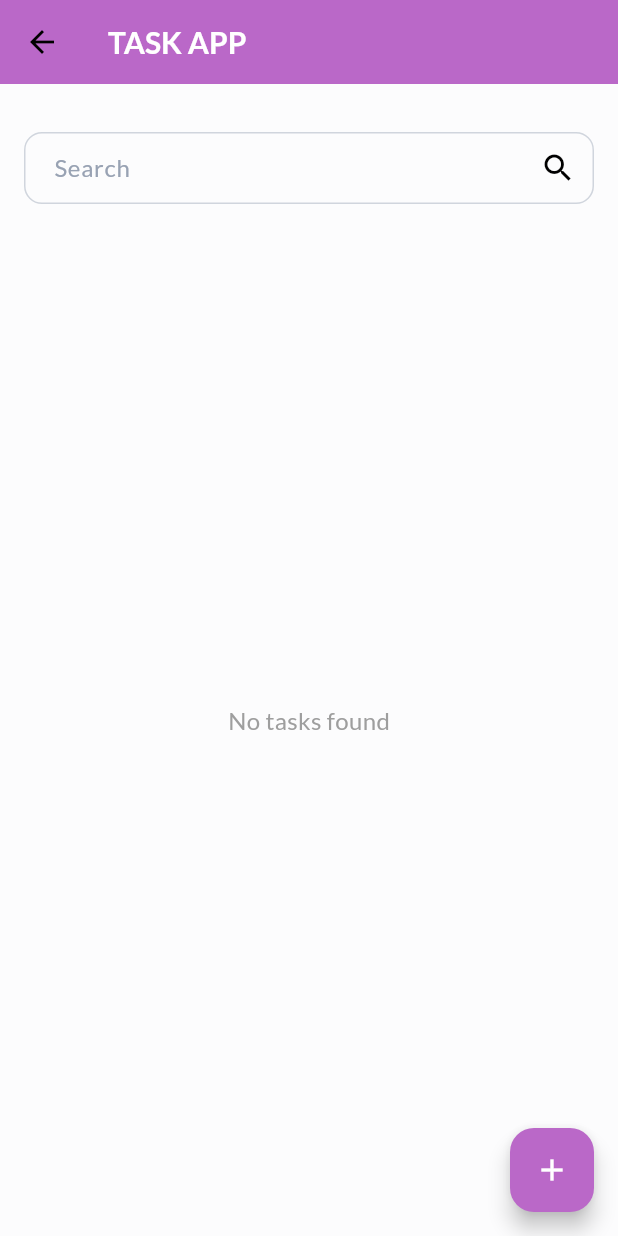
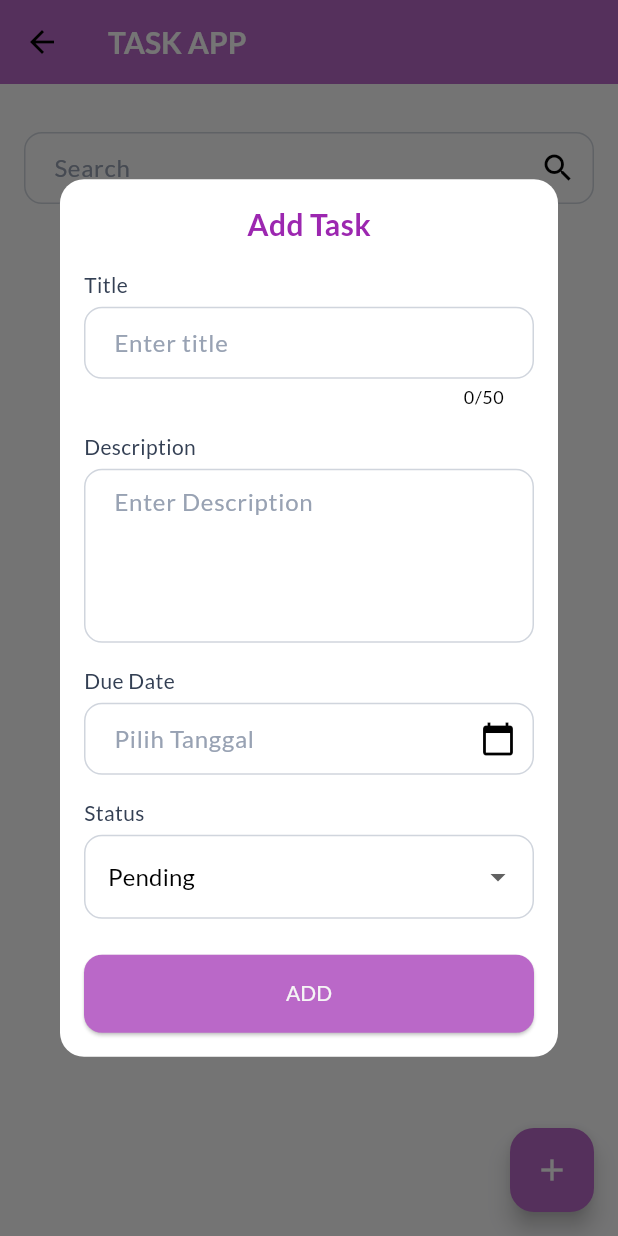
Before and after one commit to RahmanEckyRetnaldi/task_app_test, a Flutter app: the TaskUI screen opened directly, after a tap on the "add" icon, on a phone screen of 412 x 824 dp. Run offline on Flutter 3.47's test engine with Material 3 defaults, Android fonts, the phone set to English and light mode, and no system bars; drawn by our look-alikes of loader_overlay; our stand-ins replace auto_size_text, blur, dartz, dio, equatable, flutter_bloc and 16 more; missing offline and left inert: clipboard, conditional_wrap, env, flutter_udid, lifecycle, scroll_shadow_container; statements that could not run were skipped.

Commit message:
feat (task) : add task app ui

```diff
--- /dev/null
+++ b/core/components/lib/src/widget/input/base_drop_down.dart
@@ -0,0 +1,69 @@
+import 'package:flutter/material.dart';
+
+import '../../../components.dart';
+
+class BaseDropdown<T> extends StatelessWidget {
+  final T value;
+  final List<T> items;
+  final ValueChanged<T> onChanged;
+  final String labelText;
+  final String Function(T) itemToString;
+
+  const BaseDropdown({
+    Key? key,
+    required this.value,
+    required this.items,
+    required this.onChanged,
+    required this.itemToString,
+    this.labelText = 'Status',
+  }) : super(key: key);
+
+  @override
+  Widget build(BuildContext context) {
+    return Column(
+      crossAxisAlignment: CrossAxisAlignment.start,
+      children: [
+        if (labelText.isNotEmpty)
+          Text(
+            labelText,
+            style: TaskTypography.sm
+                .merge(const TextStyle(color: AppColors.neutral70)),
+          ).margin(bottom: 4),
+        DropdownButtonFormField<T>(
+          value: value,
+          items: items.map((item) {
+            return DropdownMenuItem(
+              value: item,
+              child: Text(itemToString(item)),
+            );
+          }).toList(),
+          onChanged: (T? newValue) {
+            if (newValue != null) {
+              onChanged(newValue); // Pass the value to the provided callback
+            }
+          },
+          decoration: InputDecoration(
+            border: OutlineInputBorder(
+              borderRadius: BorderRadius.circular(12.0),
+              borderSide: const BorderSide(
+                color: AppColors.neutral30,
+              ),
+            ),
+            enabledBorder: OutlineInputBorder(
+              borderRadius: BorderRadius.circular(12.0),
+              borderSide: const BorderSide(
+                color: AppColors.neutral30,
+              ),
+            ),
+            focusedBorder: OutlineInputBorder(
+              borderRadius: BorderRadius.circular(12.0),
+              borderSide: const BorderSide(
+                color: AppColors.neutral30,
+              ),
+            ),
+          ),
+        ),
+      ],
+    );
+  }
+}
--- a/core/components/lib/src/widget/input/base_input_field.dart
+++ b/core/components/lib/src/widget/input/base_input_field.dart
@@ -1,5 +1,6 @@
 import 'package:common_dependency/common_dependency.dart';
 import 'package:flutter/material.dart';
+import 'package:flutter/services.dart';
 
 class BaseInputField extends StatefulWidget {
   const BaseInputField({
@@ -13,6 +14,12 @@ class BaseInputField extends StatefulWidget {
     this.isPasswordField = false,
     this.prefixIcon,
     this.suffixIcon,
+    this.readOnly = false,
+    this.onTap,
+    this.maxLines,
+    this.minLines,
+    this.inputFormatter,
+    this.maxLength
   }) : super(key: key);
 
   final TextEditingController controller;
@@ -20,10 +27,16 @@ class BaseInputField extends StatefulWidget {
   final String label;
   final String hintText;
   final String alert;
+  final bool readOnly;
   final Function(String value)? onChanged;
   final bool isPasswordField;
+  final Function()? onTap;
   final Widget? prefixIcon;
   final Widget? suffixIcon;
+  final int? maxLines;
+  final int? minLines;
+  final List<TextInputFormatter>? inputFormatter;
+  final int? maxLength;
 
   @override
   State<BaseInputField> createState() => _BaseInputFieldState();
@@ -49,6 +62,10 @@ class _BaseInputFieldState extends State<BaseInputField> {
           controller: widget.controller,
           onChanged: widget.onChanged,
           focusNode: widget.focusNode,
+          readOnly: widget.readOnly,
+          onTap: widget.onTap,
+          maxLines:widget.isPasswordField && _isObscured ? 1 : widget.maxLines,
+          minLines: widget.minLines,
           obscureText: widget.isPasswordField && _isObscured,
           style: theme.textTheme.bodyLarge?.merge(TextStyle(
             fontWeight: FontWeight.bold,
@@ -120,6 +137,8 @@ class _BaseInputFieldState extends State<BaseInputField> {
           keyboardType: widget.isPasswordField
               ? TextInputType.visiblePassword
               : TextInputType.text,
+          inputFormatters: widget.inputFormatter,
+          maxLength: widget.maxLength,
         ),
       ],
     );
--- /dev/null
+++ b/core/components/lib/src/widget/input/due_date_picker.dart
@@ -0,0 +1,63 @@
+import 'package:flutter/material.dart';
+import 'package:intl/intl.dart';
+
+import '../../../components.dart';
+
+class DueDatePicker extends StatelessWidget {
+  final TextEditingController controller;
+  final String labelText;
+  final String errorMessage;
+  final DateTime? initialDate;
+  final DateTime? firstDate;
+  final DateTime? lastDate;
+
+  const DueDatePicker({
+    Key? key,
+    required this.controller,
+    this.labelText = 'Due Date',
+    this.errorMessage =
+        "Selected date cannot be earlier than today. Set to today!",
+    this.initialDate,
+    this.firstDate,
+    this.lastDate,
+  }) : super(key: key);
+
+  Future<void> _pickDueDate(BuildContext context) async {
+    final DateTime now = DateTime.now();
+    final DateTime? pickedDate = await showDatePicker(
+      context: context,
+      initialDate: initialDate ?? now,
+      firstDate: firstDate ?? DateTime(2000),
+      lastDate: lastDate ?? DateTime(2100),
+    );
+
+    if (pickedDate != null) {
+      if (pickedDate.isBefore(now)) {
+        if (context.mounted) {
+          ScaffoldMessenger.of(context).showSnackBar(
+            SnackBar(
+              content: Text(errorMessage),
+              backgroundColor: Colors.orange,
+            ),
+          );
+        }
+        controller.text = DateFormat('dd MMMM yyyy').format(now);
+      } else {
+        controller.text = DateFormat('dd MMMM yyyy').format(pickedDate);
+      }
+    }
+  }
+
+  @override
+  Widget build(BuildContext context) {
+    return BaseInputField(
+      controller: controller,
+      readOnly: true,
+      label: labelText,
+      alert: errorMessage,
+      hintText: 'Pilih Tanggal',
+      onTap: () => _pickDueDate(context) ,
+      suffixIcon: const Icon(Icons.calendar_today),
+    );
+  }
+}
--- a/core/components/lib/src/widget/widget.dart
+++ b/core/components/lib/src/widget/widget.dart
@@ -4,3 +4,5 @@ export 'page/base_page_listener.dart';
 export 'page/base_page.dart';
 export 'page/base_loading_animation.dart';
 export 'input/base_input_field.dart';
+export 'input/base_drop_down.dart';
+export 'input/due_date_picker.dart';
--- a/core/components/pubspec.yaml
+++ b/core/components/pubspec.yaml
@@ -18,6 +18,7 @@ dependencies:
   get_it: ^7.2.0
   auth: ^0.0.1
   network: ^0.0.1
+  intl: ">=0.17.0 <0.19.0"
 
 dev_dependencies:
   flutter_test:
--- a/feature/auth/lib/src/presentation/pages/login/login_page.dart
+++ b/feature/auth/lib/src/presentation/pages/login/login_page.dart
@@ -53,7 +53,7 @@ class _LoginUIState extends State<LoginUI> {
   Widget build(BuildContext context) {
     return BasePage<LoginCubit, LoginState>(
       customLoading: const BaseLoadingAnimation(
-        color: AppColors.background,
+        color: AppColors.neutral50,
       ),
       child: BlocBuilder<LoginCubit, LoginState>(
         buildWhen: (prev, current) => prev.status != current.status,
--- a/feature/task/lib/src/presentation/page/task_page.dart
+++ b/feature/task/lib/src/presentation/page/task_page.dart
@@ -3,7 +3,10 @@ import 'package:flutter/material.dart';
 import 'package:flutter/services.dart';
 import 'package:task/src/presentation/page/cubit/task_cubit.dart';
 import 'package:task/src/presentation/page/widget/input_search_field.dart';
+import 'package:task/src/presentation/page/widget/submission_task_dialog.dart';
 import 'package:task/src/presentation/page/widget/task_list_view.dart';
+
+import '../../domain/entitiy/entitiy.dart';
 
 class TaskPage extends StatelessWidget {
   const TaskPage({super.key});
@@ -46,7 +49,7 @@ class _TaskUIState extends State<TaskUI> {
   Widget build(BuildContext context) {
     return BasePage<TaskCubit, TaskState>(
       customLoading: const BaseLoadingAnimation(
-        color: AppColors.background,
+        color: AppColors.neutral50,
       ),
       child: BlocBuilder<TaskCubit, TaskState>(
         builder: (context, state) {
@@ -85,7 +88,9 @@ class _TaskUIState extends State<TaskUI> {
               ),
             ),
             floatingActionButton: FloatingActionButton(
-              onPressed: () {},
+              onPressed: () {
+                showAddTaskDialog(context, false, state.taskSelected, (p0) {});
+              },
               backgroundColor: Colors.purple[300],
               child: const Icon(Icons.add),
             ),
@@ -95,3 +100,22 @@ class _TaskUIState extends State<TaskUI> {
     );
   }
 }
+
+void showAddTaskDialog(
+  BuildContext context,
+  bool isEdit,
+  TaskItemEntity? data,
+  Function(TaskItemEntity) onResult,
+) async {
+  final result = await showDialog(
+    context: context,
+    builder: (BuildContext context) => SubmissionTaskDialog(
+      isEdit: isEdit,
+      initialData: data,
+    ),
+  );
+
+  if (result != null) {
+    onResult(result);
+  }
+}
--- /dev/null
+++ b/feature/task/lib/src/presentation/page/widget/submission_task_dialog.dart
@@ -0,0 +1,158 @@
+import 'package:common_dependency/common_dependency.dart';
+import 'package:flutter/material.dart';
+import 'package:flutter/services.dart';
+
+import '../../../domain/entitiy/entitiy.dart';
+
+class SubmissionTaskDialog extends StatefulWidget {
+  final bool isEdit;
+  final TaskItemEntity? initialData;
+
+  const SubmissionTaskDialog({
+    Key? key,
+    this.isEdit = false,
+    this.initialData,
+  }) : super(key: key);
+
+  @override
+  _SubmissionTaskDialogState createState() => _SubmissionTaskDialogState();
+}
+
+class _SubmissionTaskDialogState extends State<SubmissionTaskDialog> {
+  late TextEditingController titleController;
+  late TextEditingController descriptionController;
+  late TextEditingController dueDateController;
+  TaskStatus selectedStatus = TaskStatus.Pending;
+  String? titleError;
+  String? dueDateError;
+
+  @override
+  void initState() {
+    super.initState();
+    titleController =
+        TextEditingController(text: widget.initialData?.title ?? '');
+    descriptionController =
+        TextEditingController(text: widget.initialData?.description ?? '');
+    dueDateController =
+        TextEditingController(text: widget.initialData?.dueDate ?? '');
+    selectedStatus = widget.initialData?.status ?? TaskStatus.Pending;
+  }
+
+  void validateAndSubmit() {
+    setState(() {
+      // Reset Error
+      titleError = null;
+      dueDateError = null;
+
+      // Validasi Title
+      if (titleController.text.isEmpty) {
+        titleError = 'Title is required';
+      }
+
+      // Validasi Due Date
+      if (dueDateController.text.isEmpty) {
+        dueDateError = 'Due date is required';
+      }
+
+      // Jika Tidak Ada Error, Kirim Data
+      if (titleError == null && dueDateError == null) {
+        context.pop({
+          'title': titleController.text,
+          'dueDate': dueDateController.text,
+        });
+      }
+    });
+  }
+
+  @override
+  Widget build(BuildContext context) {
+    return Dialog(
+      shape: RoundedRectangleBorder(
+        borderRadius: BorderRadius.circular(16),
+      ),
+      child: SingleChildScrollView(
+        child: Padding(
+          padding: const EdgeInsets.all(16.0),
+          child: Column(
+            mainAxisSize: MainAxisSize.min,
+            children: [
+              // Title (Add or Edit Task)
+              Text(
+                widget.isEdit ? 'Edit Task' : 'Add Task',
+                style: const TextStyle(
+                  fontSize: 20,
+                  fontWeight: FontWeight.bold,
+                  color: Colors.purple,
+                ),
+              ),
+              const SizedBox(height: 16),
+
+              // Title TextField
+              BaseInputField(
+                controller: titleController,
+                label: 'Title',
+                hintText: "Enter title",
+                isPasswordField: false,
+                alert: titleError ??'',
+                inputFormatter: [LengthLimitingTextInputFormatter(50)],
+                maxLength: 50,
+              ).margin(bottom: 16),
+
+              // Description TextField
+              BaseInputField(
+                controller: descriptionController,
+                label: 'Description',
+                hintText: "Enter Description",
+                isPasswordField: false,
+                minLines: 4,
+                maxLines: 6,
+              ).margin(bottom: 16),
+
+              // Due Date Picker
+              DueDatePicker(
+                controller: dueDateController,
+                errorMessage: dueDateError ?? '',
+              ).margin(bottom: 16),
+
+              // Status Dropdown
+              BaseDropdown<TaskStatus>(
+                value: selectedStatus,
+                items: const [
+                  TaskStatus.Pending,
+                  TaskStatus.InProgress,
+                  TaskStatus.Completed
+                ],
+                onChanged: (value) {
+                  setState(() {
+                    selectedStatus = value;
+                  });
+                },
+                itemToString: (item) => item.name,
+              ).margin(bottom: 24),
+
+              // Add/Edit Button
+              SizedBox(
+                width: double.infinity,
+                child: ElevatedButton(
+                  onPressed: validateAndSubmit,
+                  style: ElevatedButton.styleFrom(
+                    backgroundColor: Colors.purple[300],
+                    shape: RoundedRectangleBorder(
+                      borderRadius: BorderRadius.circular(12),
+                    ),
+                    padding: const EdgeInsets.symmetric(vertical: 16),
+                  ),
+                  child: Text(
+                    widget.isEdit ? 'Save Changes' : 'ADD',
+                    style:
+                        TaskTypography.sm.copyWith(color: AppColors.background),
+                  ),
+                ),
+              ),
+            ],
+          ),
+        ),
+      ),
+    );
+  }
+}
--- a/feature/task/lib/src/presentation/page/widget/task_list_view.dart
+++ b/feature/task/lib/src/presentation/page/widget/task_list_view.dart
@@ -35,7 +35,17 @@ class TaskListView extends StatelessWidget {
                             color: Colors.purple,
                           ),
                         ),
-                        subtitle: Text(todo.description),
+                        subtitle: Column(
+                          crossAxisAlignment: CrossAxisAlignment.start,
+                          children: [
+                            Text(todo.description).margin(bottom: 4),
+                            Text(
+                              'Due Date: ${todo.dueDate}',
+                              style: TaskTypography.xs
+                                  .copyWith(color: AppColors.neutral40),
+                            ),
+                          ],
+                        ),
                         trailing: Row(
                           mainAxisSize: MainAxisSize.min,
                           children: [
@@ -63,10 +73,12 @@ class TaskListView extends StatelessWidget {
                     );
                   },
                 )
-              : const Center(
+              : Center(
                   child: Text(
                     "No tasks found",
-                    style: TextStyle(color: Colors.grey, fontSize: 16),
+                    style: TaskTypography.sm.copyWith(
+                      color: AppColors.neutral40
+                    ),
                   ),
                 ),
         );
--- a/feature/task/pubspec.yaml
+++ b/feature/task/pubspec.yaml
@@ -12,6 +12,7 @@ dependencies:
     sdk: flutter
   common_dependency: ^0.0.1
   json_annotation: ^4.7.0
+  intl: ">=0.17.0 <0.19.0"
 
 dev_dependencies:
   flutter_test:
```
Also changed, not shown: app/task_app/pubspec.lock, pubspec.lock.
